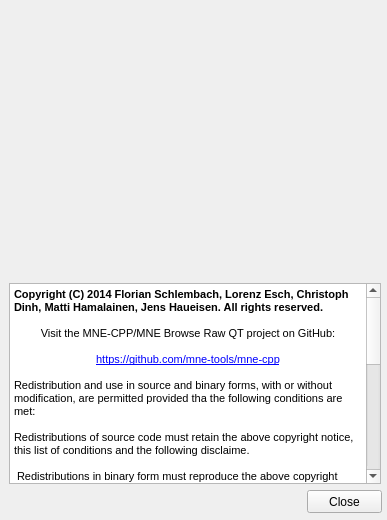
Old version of the form applications/mne_browse_raw_qt/Windows/aboutwindow.ui in the repository mne-tools/mne-cpp.
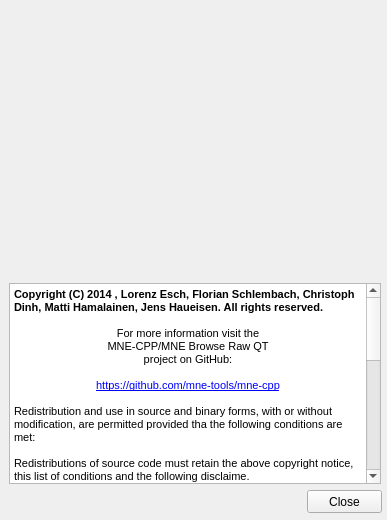
New version of the form. Icons and pictures are not drawn.

Patch:
```diff
--- a/applications/mne_browse_raw_qt/Windows/aboutwindow.ui
+++ b/applications/mne_browse_raw_qt/Windows/aboutwindow.ui
@@ -82,9 +82,11 @@
 &lt;html&gt;&lt;head&gt;&lt;meta name=&quot;qrichtext&quot; content=&quot;1&quot; /&gt;&lt;style type=&quot;text/css&quot;&gt;
 p, li { white-space: pre-wrap; }
 &lt;/style&gt;&lt;/head&gt;&lt;body style=&quot; font-family:'MS Shell Dlg 2'; font-size:8.25pt; font-weight:400; font-style:normal;&quot;&gt;
-&lt;p style=&quot; margin-top:0px; margin-bottom:0px; margin-left:0px; margin-right:0px; -qt-block-indent:0; text-indent:0px;&quot;&gt;&lt;span style=&quot; font-size:8pt; font-weight:600;&quot;&gt;Copyright (C) 2014 Florian Schlembach, Lorenz Esch, Christoph Dinh, Matti Hamalainen, Jens Haueisen. All rights reserved.&lt;/span&gt;&lt;/p&gt;
+&lt;p style=&quot; margin-top:0px; margin-bottom:0px; margin-left:0px; margin-right:0px; -qt-block-indent:0; text-indent:0px;&quot;&gt;&lt;span style=&quot; font-size:8pt; font-weight:600;&quot;&gt;Copyright (C) 2014 , Lorenz Esch, Florian Schlembach, Christoph Dinh, Matti Hamalainen, Jens Haueisen. All rights reserved.&lt;/span&gt;&lt;/p&gt;
 &lt;p style=&quot;-qt-paragraph-type:empty; margin-top:0px; margin-bottom:0px; margin-left:0px; margin-right:0px; -qt-block-indent:0; text-indent:0px; font-size:8pt;&quot;&gt;&lt;br /&gt;&lt;/p&gt;
-&lt;p align=&quot;center&quot; style=&quot; margin-top:0px; margin-bottom:0px; margin-left:0px; margin-right:0px; -qt-block-indent:0; text-indent:0px;&quot;&gt;&lt;span style=&quot; font-size:8pt;&quot;&gt;Visit the MNE-CPP/MNE Browse Raw QT project on GitHub:&lt;/span&gt;&lt;/p&gt;
+&lt;p align=&quot;center&quot; style=&quot; margin-top:0px; margin-bottom:0px; margin-left:0px; margin-right:0px; -qt-block-indent:0; text-indent:0px;&quot;&gt;&lt;span style=&quot; font-size:8pt;&quot;&gt;For more information visit the&lt;/span&gt;&lt;/p&gt;
+&lt;p align=&quot;center&quot; style=&quot; margin-top:0px; margin-bottom:0px; margin-left:0px; margin-right:0px; -qt-block-indent:0; text-indent:0px;&quot;&gt;&lt;span style=&quot; font-size:8pt;&quot;&gt; MNE-CPP/MNE Browse Raw QT &lt;/span&gt;&lt;/p&gt;
+&lt;p align=&quot;center&quot; style=&quot; margin-top:0px; margin-bottom:0px; margin-left:0px; margin-right:0px; -qt-block-indent:0; text-indent:0px;&quot;&gt;&lt;span style=&quot; font-size:8pt;&quot;&gt;project on GitHub:&lt;/span&gt;&lt;/p&gt;
 &lt;p align=&quot;center&quot; style=&quot;-qt-paragraph-type:empty; margin-top:0px; margin-bottom:0px; margin-left:0px; margin-right:0px; -qt-block-indent:0; text-indent:0px; font-size:8pt;&quot;&gt;&lt;br /&gt;&lt;/p&gt;
 &lt;p align=&quot;center&quot; style=&quot; margin-top:0px; margin-bottom:0px; margin-left:0px; margin-right:0px; -qt-block-indent:0; text-indent:0px;&quot;&gt;&lt;a href=&quot;https://github.com/mne-tools/mne-cpp&quot;&gt;&lt;span style=&quot; font-size:8pt; text-decoration: underline; color:#0000ff;&quot;&gt;https://github.com/mne-tools/mne-cpp&lt;/span&gt;&lt;/a&gt;&lt;/p&gt;
 &lt;p align=&quot;center&quot; style=&quot;-qt-paragraph-type:empty; margin-top:0px; margin-bottom:0px; margin-left:0px; margin-right:0px; -qt-block-indent:0; text-indent:0px; font-size:8pt;&quot;&gt;&lt;br /&gt;&lt;/p&gt;
```
